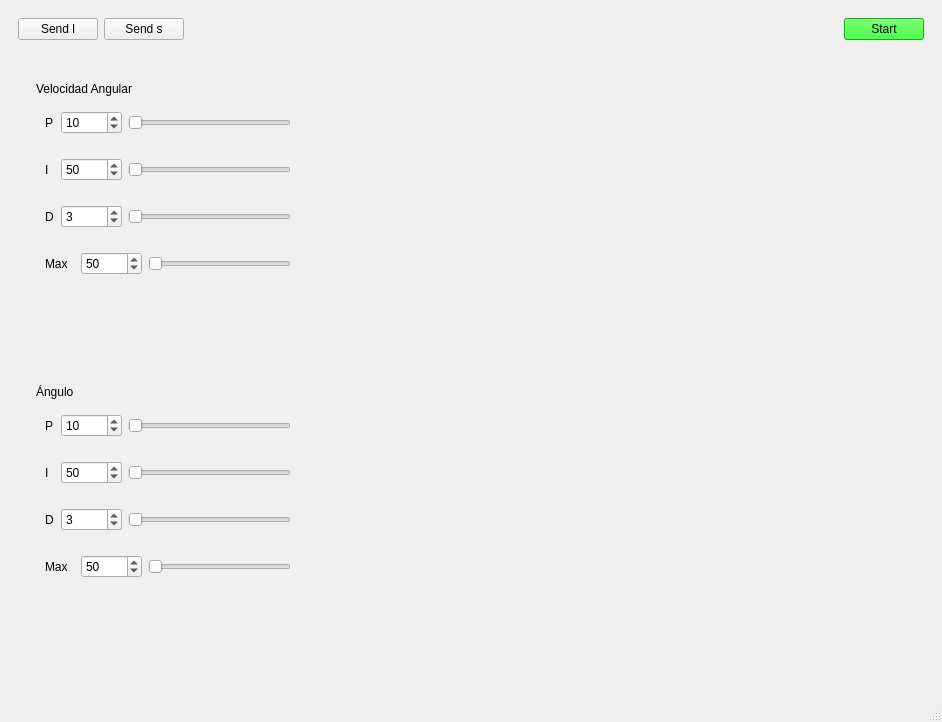
Qt form pc/mainwindow.ui (tuancdtspkt/rayaairbot) before a commit.
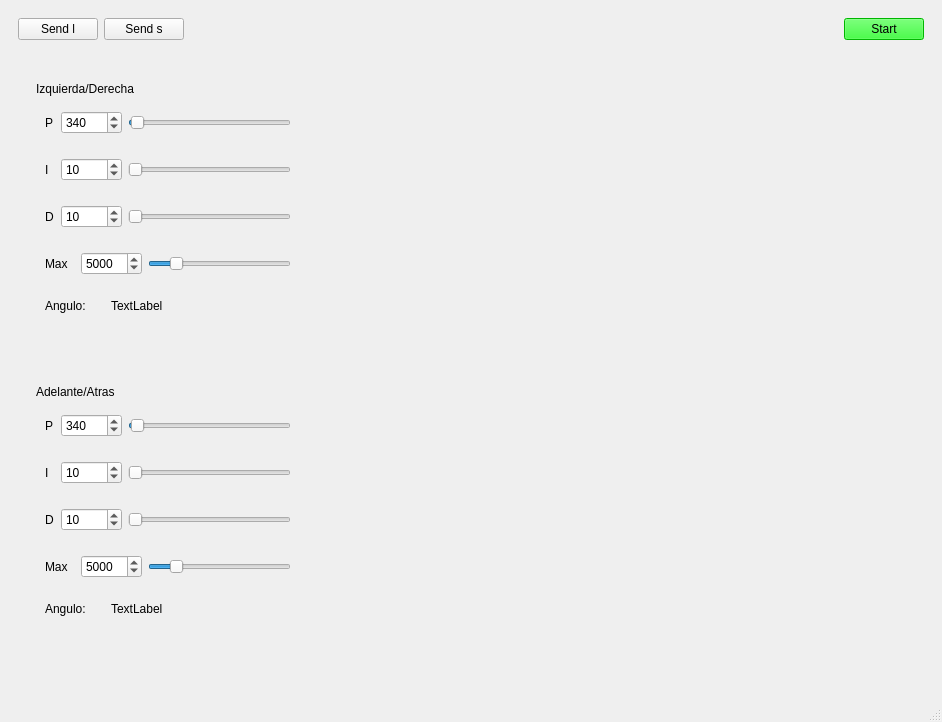
The same form after that commit. Custom widgets are drawn as their Qt base class.

Commit message: Ploteando filtro de kalman (grafico de abajo, el verde)

```diff
--- a/pc/mainwindow.ui
+++ b/pc/mainwindow.ui
@@ -94,7 +94,7 @@
                 </size>
                </property>
                <property name="text">
-                <string>Velocidad Angular</string>
+                <string>Izquierda/Derecha</string>
                </property>
               </widget>
              </item>
@@ -120,7 +120,7 @@
                    <number>30000</number>
                   </property>
                   <property name="value">
-                   <number>10</number>
+                   <number>340</number>
                   </property>
                  </widget>
                 </item>
@@ -130,7 +130,7 @@
                    <number>30000</number>
                   </property>
                   <property name="value">
-                   <number>10</number>
+                   <number>340</number>
                   </property>
                   <property name="orientation">
                    <enum>Qt::Horizontal</enum>
@@ -165,7 +165,7 @@
                    <number>1</number>
                   </property>
                   <property name="value">
-                   <number>50</number>
+                   <number>10</number>
                   </property>
                  </widget>
                 </item>
@@ -207,7 +207,7 @@
                    <number>30000</number>
                   </property>
                   <property name="value">
-                   <number>3</number>
+                   <number>10</number>
                   </property>
                  </widget>
                 </item>
@@ -252,7 +252,7 @@
                    <number>1</number>
                   </property>
                   <property name="value">
-                   <number>50</number>
+                   <number>5000</number>
                   </property>
                  </widget>
                 </item>
@@ -265,7 +265,7 @@
                    <number>10</number>
                   </property>
                   <property name="value">
-                   <number>50</number>
+                   <number>5000</number>
                   </property>
                   <property name="orientation">
                    <enum>Qt::Horizontal</enum>
@@ -275,6 +275,32 @@
                </layout>
               </widget>
              </item>
+             <item>
+              <widget class="QWidget" name="widget_7" native="true">
+               <layout class="QHBoxLayout" name="horizontalLayout_7">
+                <item>
+                 <widget class="QLabel" name="label_6">
+                  <property name="maximumSize">
+                   <size>
+                    <width>60</width>
+                    <height>16777215</height>
+                   </size>
+                  </property>
+                  <property name="text">
+                   <string>Angulo:</string>
+                  </property>
+                 </widget>
+                </item>
+                <item>
+                 <widget class="QLabel" name="label_angulo1">
+                  <property name="text">
+                   <string>TextLabel</string>
+                  </property>
+                 </widget>
+                </item>
+               </layout>
+              </widget>
+             </item>
              <item>
               <spacer name="verticalSpacer">
                <property name="orientation">
@@ -309,7 +335,7 @@
                 </size>
                </property>
                <property name="text">
-                <string>Ángulo</string>
+                <string>Adelante/Atras</string>
                </property>
               </widget>
              </item>
@@ -335,7 +361,7 @@
                    <number>30000</number>
                   </property>
                   <property name="value">
-                   <number>10</number>
+                   <number>340</number>
                   </property>
                  </widget>
                 </item>
@@ -345,7 +371,7 @@
                    <number>30000</number>
                   </property>
                   <property name="value">
-                   <number>10</number>
+                   <number>340</number>
                   </property>
                   <property name="orientation">
                    <enum>Qt::Horizontal</enum>
@@ -380,7 +406,7 @@
                    <number>1</number>
                   </property>
                   <property name="value">
-                   <number>50</number>
+                   <number>10</number>
                   </property>
                  </widget>
                 </item>
@@ -422,7 +448,7 @@
                    <number>30000</number>
                   </property>
                   <property name="value">
-                   <number>3</number>
+                   <number>10</number>
                   </property>
                  </widget>
                 </item>
@@ -467,7 +493,7 @@
                    <number>1</number>
                   </property>
                   <property name="value">
-                   <number>50</number>
+                   <number>5000</number>
                   </property>
                  </widget>
                 </item>
@@ -480,7 +506,7 @@
                    <number>10</number>
                   </property>
                   <property name="value">
-                   <number>50</number>
+                   <number>5000</number>
                   </property>
                   <property name="orientation">
                    <enum>Qt::Horizontal</enum>
@@ -490,6 +516,32 @@
                </layout>
               </widget>
              </item>
+             <item>
+              <widget class="QWidget" name="widget_15" native="true">
+               <layout class="QHBoxLayout" name="horizontalLayout_11">
+                <item>
+                 <widget class="QLabel" name="label_7">
+                  <property name="maximumSize">
+                   <size>
+                    <width>60</width>
+                    <height>16777215</height>
+                   </size>
+                  </property>
+                  <property name="text">
+                   <string>Angulo:</string>
+                  </property>
+                 </widget>
+                </item>
+                <item>
+                 <widget class="QLabel" name="label_angulo2">
+                  <property name="text">
+                   <string>TextLabel</string>
+                  </property>
+                 </widget>
+                </item>
+               </layout>
+              </widget>
+             </item>
              <item>
               <spacer name="verticalSpacer_2">
                <property name="orientation">
```
Left out of the diff: 8 changed lines with no effect on the pictures. The commit also changes 2 other files.
